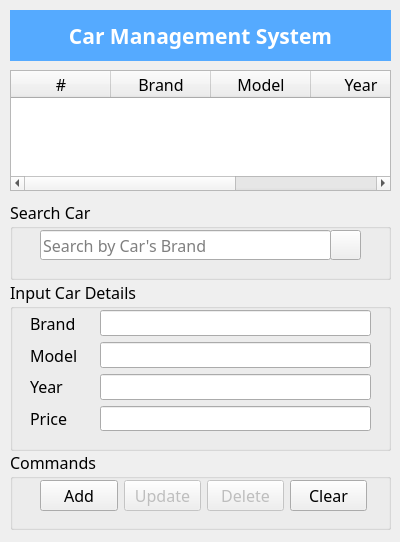
The window that cms.ui (Pingaek/car-gui) describes before a commit, drawn with Qt 5.
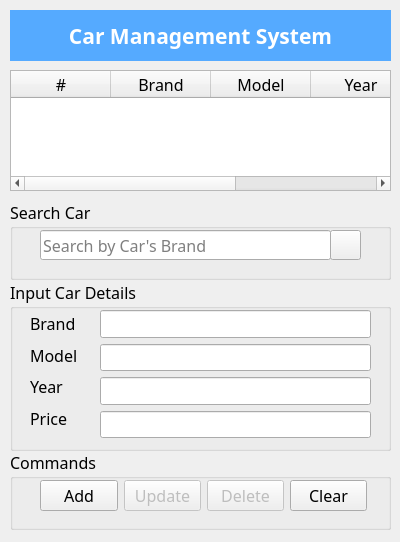
The same window after the commit. Icons and pictures are not drawn.

Patch:
```diff
--- a/cms.ui
+++ b/cms.ui
@@ -140,7 +140,7 @@
    <property name="title">
     <string>Input Car Details</string>
    </property>
-   <widget class="QWidget" name="">
+   <widget class="QWidget" name="layoutWidget">
     <property name="geometry">
      <rect>
       <x>20</x>
@@ -180,13 +180,13 @@
      </item>
     </layout>
    </widget>
-   <widget class="QWidget" name="">
+   <widget class="QWidget" name="layoutWidget">
     <property name="geometry">
      <rect>
       <x>90</x>
       <y>30</y>
       <width>271</width>
-      <height>121</height>
+      <height>128</height>
      </rect>
     </property>
     <layout class="QVBoxLayout" name="verticalLayout_2">
```
Left out of the diff: 8 changed lines with no effect on the pictures.
